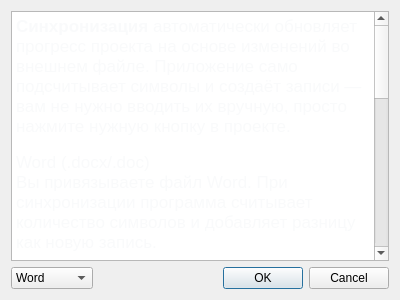
Qt form UI template/synch_window.ui (nevskyforever/nfprogress) before a commit.
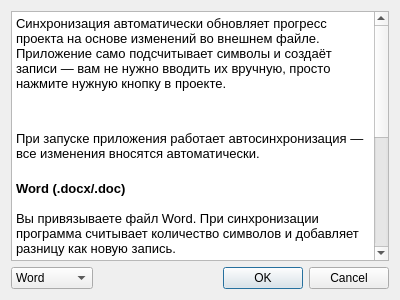
The same form after that commit.

Commit message: Исправлена окно синхронизации на Windows - текст отображался непраивльно

The edit to the form file:
```diff
--- a/UI template/synch_window.ui
+++ b/UI template/synch_window.ui
@@ -73,7 +73,7 @@
      <property name="font">
       <font>
        <family>Arial</family>
-       <pointsize>10</pointsize>
+       <pointsize>13</pointsize>
       </font>
      </property>
      <property name="html">
@@ -83,20 +83,23 @@
 hr { height: 1px; border-width: 0; }
 li.unchecked::marker { content: &quot;\2610&quot;; }
 li.checked::marker { content: &quot;\2612&quot;; }
-&lt;/style&gt;&lt;/head&gt;&lt;body style=&quot; font-family:'Arial'; font-size:10pt; font-weight:400; font-style:normal;&quot;&gt;
-&lt;p style=&quot; margin-top:16px; margin-bottom:16px; margin-left:0px; margin-right:0px; -qt-block-indent:0; text-indent:0px;&quot;&gt;&lt;span style=&quot; font-family:'quote-cjk-patch','Inter','system-ui','-apple-system','BlinkMacSystemFont','Segoe UI','Roboto','Oxygen','Ubuntu','Cantarell','Open Sans','Helvetica Neue','sans-serif'; font-size:13pt; font-weight:600; color:#f9fafb;&quot;&gt;Синхронизация&lt;/span&gt;&lt;span style=&quot; font-family:'quote-cjk-patch','Inter','system-ui','-apple-system','BlinkMacSystemFont','Segoe UI','Roboto','Oxygen','Ubuntu','Cantarell','Open Sans','Helvetica Neue','sans-serif'; font-size:13pt; color:#f9fafb;&quot;&gt; автоматически обновляет прогресс проекта на основе изменений во внешнем файле. Приложение само подсчитывает символы и создаёт записи — вам не нужно вводить их вручную, просто нажмите нужную кнопку в проекте.&lt;/span&gt;&lt;/p&gt;
-&lt;p style=&quot; margin-top:16px; margin-bottom:16px; margin-left:0px; margin-right:0px; -qt-block-indent:0; text-indent:0px;&quot;&gt;&lt;span style=&quot; font-family:'quote-cjk-patch','Inter','system-ui','-apple-system','BlinkMacSystemFont','Segoe UI','Roboto','Oxygen','Ubuntu','Cantarell','Open Sans','Helvetica Neue','sans-serif'; font-size:13pt; color:#f9fafb;&quot;&gt;Word (.docx/.doc)&lt;br /&gt;Вы привязываете файл Word. При синхронизации программа считывает количество символов и добавляет разницу как новую запись.&lt;/span&gt;&lt;/p&gt;
-&lt;p style=&quot; margin-top:16px; margin-bottom:16px; margin-left:0px; margin-right:0px; -qt-block-indent:0; text-indent:0px;&quot;&gt;&lt;span style=&quot; font-family:'quote-cjk-patch','Inter','system-ui','-apple-system','BlinkMacSystemFont','Segoe UI','Roboto','Oxygen','Ubuntu','Cantarell','Open Sans','Helvetica Neue','sans-serif'; font-size:13pt; font-weight:700; color:#f9fafb;&quot;&gt;Scrivener (.scriv)&lt;/span&gt;&lt;span style=&quot; font-family:'quote-cjk-patch','Inter','system-ui','-apple-system','BlinkMacSystemFont','Segoe UI','Roboto','Oxygen','Ubuntu','Cantarell','Open Sans','Helvetica Neue','sans-serif'; font-size:13pt; color:#f9fafb;&quot;&gt;&lt;br /&gt;Вы выбираете проект Scrivener, затем конкретный документ (главу, сцену). Программа отслеживает изменения в этом документе и добавляет написанные символы.&lt;/span&gt;&lt;/p&gt;
-&lt;p style=&quot; margin-top:16px; margin-bottom:16px; margin-left:0px; margin-right:0px; -qt-block-indent:0; text-indent:0px;&quot;&gt;&lt;span style=&quot; font-family:'quote-cjk-patch','Inter','system-ui','-apple-system','BlinkMacSystemFont','Segoe UI','Roboto','Oxygen','Ubuntu','Cantarell','Open Sans','Helvetica Neue','sans-serif'; font-size:13pt; font-weight:700; color:#f9fafb;&quot;&gt;Как настроить:&lt;/span&gt;&lt;/p&gt;
-&lt;ol style=&quot;margin-top: 0px; margin-bottom: 0px; margin-left: 0px; margin-right: 0px; -qt-list-indent: 1;&quot;&gt;
-&lt;li style=&quot; font-family:'quote-cjk-patch','Inter','system-ui','-apple-system','BlinkMacSystemFont','Segoe UI','Roboto','Oxygen','Ubuntu','Cantarell','Open Sans','Helvetica Neue','sans-serif'; font-size:13pt; color:#f9fafb;&quot; style=&quot; margin-top:6px; margin-bottom:0px; margin-left:0px; margin-right:0px; -qt-block-indent:0; text-indent:0px;&quot;&gt;Выберите тип (Word или Scrivener).&lt;/li&gt;
-&lt;li style=&quot; font-family:'quote-cjk-patch','Inter','system-ui','-apple-system','BlinkMacSystemFont','Segoe UI','Roboto','Oxygen','Ubuntu','Cantarell','Open Sans','Helvetica Neue','sans-serif'; font-size:13pt; color:#f9fafb;&quot; style=&quot; margin-top:6px; margin-bottom:0px; margin-left:0px; margin-right:0px; -qt-block-indent:0; text-indent:0px;&quot;&gt;Укажите файл или папку проекта.&lt;/li&gt;
-&lt;li style=&quot; font-family:'quote-cjk-patch','Inter','system-ui','-apple-system','BlinkMacSystemFont','Segoe UI','Roboto','Oxygen','Ubuntu','Cantarell','Open Sans','Helvetica Neue','sans-serif'; font-size:13pt; color:#f9fafb;&quot; style=&quot; margin-top:6px; margin-bottom:0px; margin-left:0px; margin-right:0px; -qt-block-indent:0; text-indent:0px;&quot;&gt;Для Scrivener дополнительно выберите элемент проекта из списка.&lt;/li&gt;&lt;/ol&gt;
-&lt;p style=&quot; margin-top:16px; margin-bottom:16px; margin-left:0px; margin-right:0px; -qt-block-indent:0; text-indent:0px;&quot;&gt;&lt;span style=&quot; font-family:'quote-cjk-patch','Inter','system-ui','-apple-system','BlinkMacSystemFont','Segoe UI','Roboto','Oxygen','Ubuntu','Cantarell','Open Sans','Helvetica Neue','sans-serif'; font-size:13pt; font-weight:600; color:#f9fafb;&quot;&gt;Важно:&lt;/span&gt;&lt;/p&gt;
-&lt;ul style=&quot;margin-top: 0px; margin-bottom: 0px; margin-left: 0px; margin-right: 0px; -qt-list-indent: 1;&quot;&gt;
-&lt;li style=&quot; font-family:'quote-cjk-patch','Inter','system-ui','-apple-system','BlinkMacSystemFont','Segoe UI','Roboto','Oxygen','Ubuntu','Cantarell','Open Sans','Helvetica Neue','sans-serif'; font-size:13pt; color:#f9fafb;&quot; style=&quot; margin-top:16px; margin-bottom:0px; margin-left:0px; margin-right:0px; -qt-block-indent:0; text-indent:0px;&quot;&gt;Привязка сохраняется — при следующих синхронизациях файл не нужно выбирать заново.&lt;/li&gt;
-&lt;li style=&quot; font-family:'quote-cjk-patch','Inter','system-ui','-apple-system','BlinkMacSystemFont','Segoe UI','Roboto','Oxygen','Ubuntu','Cantarell','Open Sans','Helvetica Neue','sans-serif'; font-size:13pt; color:#f9fafb;&quot; style=&quot; margin-top:6px; margin-bottom:0px; margin-left:0px; margin-right:0px; -qt-block-indent:0; text-indent:0px;&quot;&gt;Если файл не изменился, запись не создаётся.&lt;/li&gt;
-&lt;li style=&quot; font-family:'quote-cjk-patch','Inter','system-ui','-apple-system','BlinkMacSystemFont','Segoe UI','Roboto','Oxygen','Ubuntu','Cantarell','Open Sans','Helvetica Neue','sans-serif'; font-size:13pt; color:#f9fafb;&quot; style=&quot; margin-top:6px; margin-bottom:0px; margin-left:0px; margin-right:0px; -qt-block-indent:0; text-indent:0px;&quot;&gt;Синхронизацию можно отключить в любой момент (меню «Проект» → «Удалить синхронизацию»).&lt;/li&gt;&lt;/ul&gt;&lt;/body&gt;&lt;/html&gt;</string>
+&lt;/style&gt;&lt;/head&gt;&lt;body style=&quot; font-family:'Arial'; font-size:13pt; font-weight:400; font-style:normal;&quot;&gt;
+&lt;p style=&quot; margin-top:0px; margin-bottom:0px; margin-left:0px; margin-right:0px; -qt-block-indent:0; text-indent:0px;&quot;&gt;&lt;span style=&quot; font-family:'Helvetica Neue'; font-size:13px;&quot;&gt;Синхронизация автоматически обновляет прогресс проекта на основе изменений во внешнем файле. Приложение само подсчитывает символы и создаёт записи — вам не нужно вводить их вручную, просто нажмите нужную кнопку в проекте. &lt;/span&gt;&lt;/p&gt;
+&lt;p style=&quot; margin-top:0px; margin-bottom:0px; margin-left:0px; margin-right:0px; -qt-block-indent:0; text-indent:0px;&quot;&gt;&lt;span style=&quot; font-family:'Helvetica Neue'; font-size:13px;&quot;&gt;&lt;br /&gt;&lt;/span&gt;&lt;/p&gt;
+&lt;p style=&quot; margin-top:0px; margin-bottom:0px; margin-left:0px; margin-right:0px; -qt-block-indent:0; text-indent:0px;&quot;&gt;&lt;span style=&quot; font-family:'Helvetica Neue'; font-size:13px;&quot;&gt;При запуске приложения работает автосинхронизация — все изменения вносятся автоматически.&lt;/span&gt;&lt;/p&gt;
+&lt;p style=&quot;-qt-paragraph-type:empty; margin-top:0px; margin-bottom:0px; margin-left:0px; margin-right:0px; -qt-block-indent:0; text-indent:0px;&quot;&gt;&lt;br /&gt;&lt;/p&gt;
+&lt;p style=&quot; margin-top:0px; margin-bottom:0px; margin-left:0px; margin-right:0px; -qt-block-indent:0; text-indent:0px;&quot;&gt;&lt;span style=&quot; font-family:'Helvetica Neue'; font-size:13px; font-weight:700;&quot;&gt;Word (.docx/.doc)&lt;/span&gt;&lt;/p&gt;
+&lt;p style=&quot;-qt-paragraph-type:empty; margin-top:0px; margin-bottom:0px; margin-left:0px; margin-right:0px; -qt-block-indent:0; text-indent:0px; font-family:'Helvetica Neue'; font-size:13px;&quot;&gt;&lt;br /&gt;&lt;/p&gt;
+&lt;p style=&quot; margin-top:0px; margin-bottom:0px; margin-left:0px; margin-right:0px; -qt-block-indent:0; text-indent:0px;&quot;&gt;&lt;span style=&quot; font-family:'Helvetica Neue'; font-size:13px;&quot;&gt;Вы привязываете файл Word. При синхронизации программа считывает количество символов и добавляет разницу как новую запись.&lt;/span&gt;&lt;/p&gt;
+&lt;p style=&quot;-qt-paragraph-type:empty; margin-top:0px; margin-bottom:0px; margin-left:0px; margin-right:0px; -qt-block-indent:0; text-indent:0px; font-family:'Helvetica Neue'; font-size:13px;&quot;&gt;&lt;br /&gt;&lt;/p&gt;
+&lt;p style=&quot; margin-top:0px; margin-bottom:0px; margin-left:0px; margin-right:0px; -qt-block-indent:0; text-indent:0px;&quot;&gt;&lt;span style=&quot; font-family:'Helvetica Neue'; font-size:13px; font-weight:700;&quot;&gt;Scrivener (.scriv)&lt;/span&gt;&lt;/p&gt;
+&lt;p style=&quot;-qt-paragraph-type:empty; margin-top:0px; margin-bottom:0px; margin-left:0px; margin-right:0px; -qt-block-indent:0; text-indent:0px;&quot;&gt;&lt;br /&gt;&lt;/p&gt;
+&lt;p style=&quot; margin-top:0px; margin-bottom:0px; margin-left:0px; margin-right:0px; -qt-block-indent:0; text-indent:0px;&quot;&gt;&lt;span style=&quot; font-family:'Helvetica Neue'; font-size:13px;&quot;&gt;Вы выбираете проект Scrivener, затем конкретный документ (главу, сцену). Программа отслеживает изменения в этом документе и добавляет написанные символы.&lt;/span&gt;&lt;/p&gt;
+&lt;p style=&quot;-qt-paragraph-type:empty; margin-top:0px; margin-bottom:0px; margin-left:0px; margin-right:0px; -qt-block-indent:0; text-indent:0px;&quot;&gt;&lt;br /&gt;&lt;/p&gt;
+&lt;p style=&quot; margin-top:0px; margin-bottom:0px; margin-left:0px; margin-right:0px; -qt-block-indent:0; text-indent:0px;&quot;&gt;&lt;span style=&quot; font-family:'Helvetica Neue'; font-size:13px; font-weight:700;&quot;&gt;Как настроить:&lt;/span&gt;&lt;span style=&quot; font-family:'Helvetica Neue'; font-size:13px;&quot;&gt;&lt;br /&gt;&lt;/span&gt;&lt;/p&gt;
+&lt;p style=&quot; margin-top:0px; margin-bottom:0px; margin-left:0px; margin-right:0px; -qt-block-indent:0; text-indent:0px;&quot;&gt;&lt;span style=&quot; font-family:'Helvetica Neue'; font-size:13px;&quot;&gt;1. Выберите в списке программу, с которой вы хотите сделать синхронизацию.&lt;/span&gt;&lt;/p&gt;
+&lt;p style=&quot; margin-top:0px; margin-bottom:0px; margin-left:0px; margin-right:0px; -qt-block-indent:0; text-indent:0px;&quot;&gt;&lt;span style=&quot; font-family:'Helvetica Neue'; font-size:13px;&quot;&gt;2. Выберите файл Word или проект Scrivener&lt;/span&gt;&lt;/p&gt;
+&lt;p style=&quot; margin-top:0px; margin-bottom:0px; margin-left:0px; margin-right:0px; -qt-block-indent:0; text-indent:0px;&quot;&gt;&lt;span style=&quot; font-family:'Helvetica Neue'; font-size:13px;&quot;&gt;3. При выборе проекта Scrivener появится окно для выбора элемеента проекта. Выберите элемент с текстом.&lt;/span&gt;&lt;/p&gt;&lt;/body&gt;&lt;/html&gt;</string>
      </property>
     </widget>
    </item>
```
The commit also changes 1 other file.
